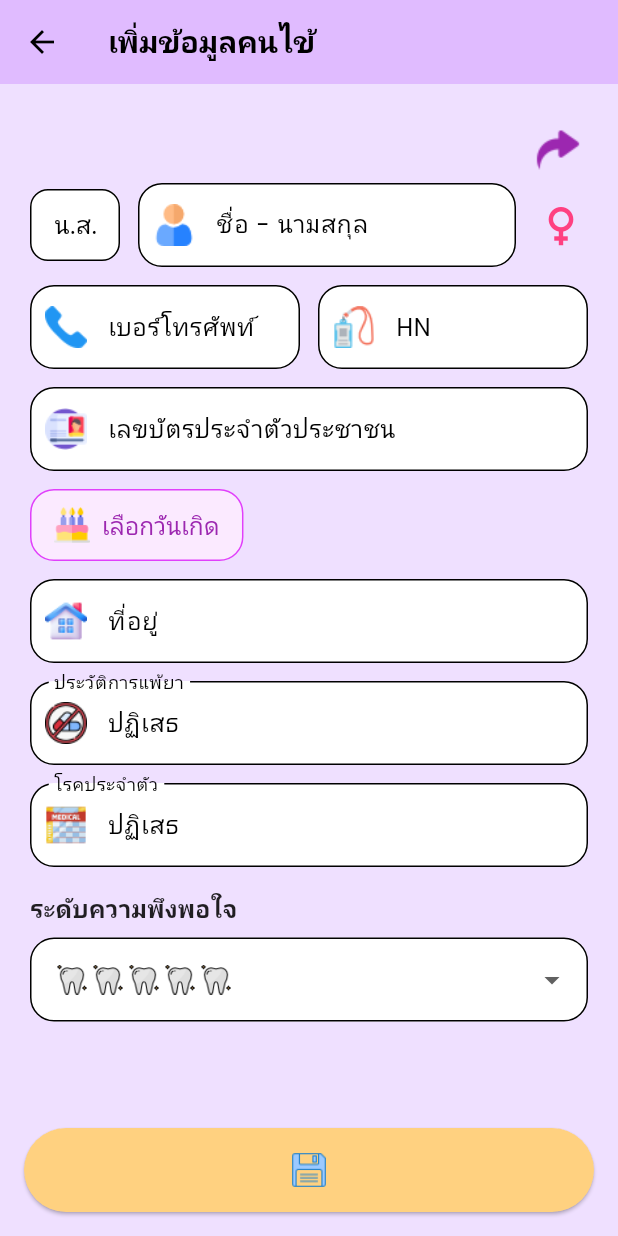
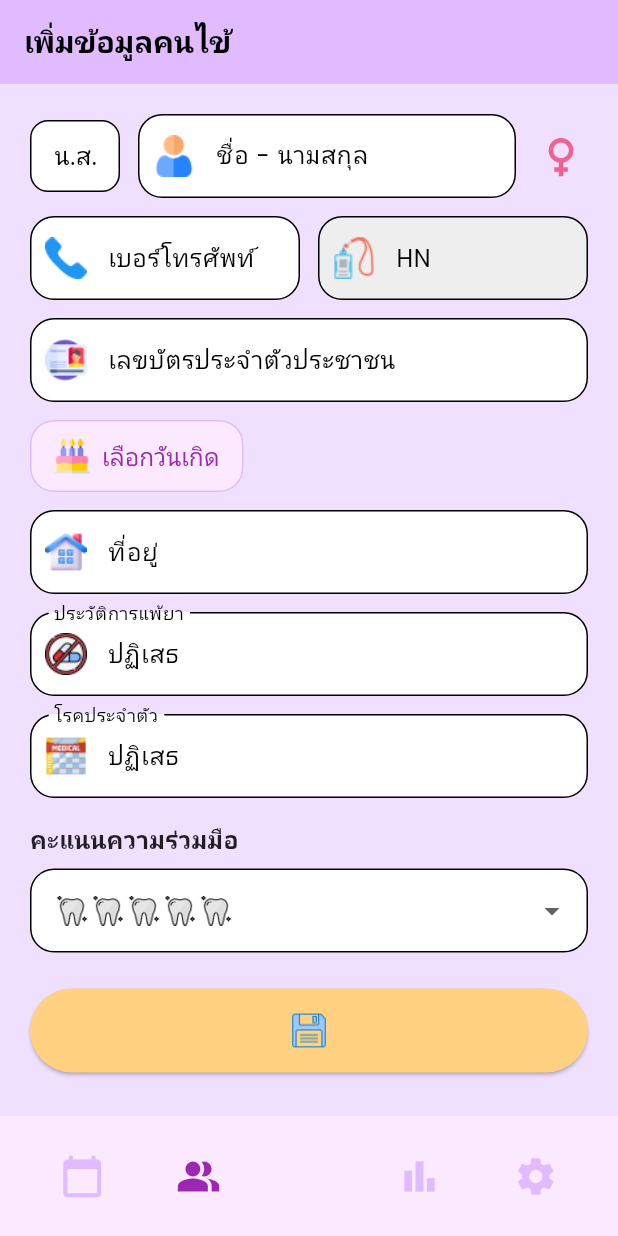
Before and after one commit to wiriyo/myDent, a Flutter app: the PatientAddScreen screen opened by its route, on a phone screen of 412 x 824 dp. Run offline on Flutter 3.47's test engine with Material 3 defaults, Android fonts, the phone set to English and light mode, and no system bars; our stand-ins replace cloud_firestore, firebase_auth, firebase_core, firebase_storage, image_picker, permission_handler and 2 more; accounts and stored records are empty; network calls fail.

Commit message:
complete treatment and patient

```diff
--- a/lib/models/patient.dart
+++ b/lib/models/patient.dart
@@ -1,12 +1,14 @@
-// v1.0.2 - Final
-// lib/models/patient.dart
+// ----------------------------------------------------------------
+// 📁 lib/models/patient.dart
+// v1.2.0 - ✨ Robust fromMap Factory
+// ----------------------------------------------------------------
 import 'package:cloud_firestore/cloud_firestore.dart';
 
 class Patient {
   final String patientId;
   final String name;
   final String prefix;
-  final String? hnNumber; // ✨ เพิ่ม hnNumber เข้ามาค่ะ
+  final String? hnNumber;
   final String? telephone;
   final String? address;
   final String? idCard;
@@ -21,7 +23,7 @@ class Patient {
     required this.patientId,
     required this.name,
     required this.prefix,
-    this.hnNumber, // ✨ เพิ่ม hnNumber เข้ามาค่ะ
+    this.hnNumber,
     this.telephone,
     this.address = '',
     this.idCard = '',
@@ -35,10 +37,9 @@ class Patient {
 
   Map<String, dynamic> toMap() {
     return {
-      'patientId': patientId,
       'name': name,
       'prefix': prefix,
-      'hn_number': hnNumber, // ✨ เพิ่ม hn_number สำหรับ Firestore ค่ะ
+      'hn_number': hnNumber,
       'telephone': telephone,
       'address': address,
       'idCard': idCard,
@@ -52,16 +53,27 @@ class Patient {
   }
 
   factory Patient.fromMap(Map<String, dynamic> map) {
+    // ✨ [FIXED v1.2] ทำให้การดึง ID แข็งแรงและฉลาดขึ้น
+    // เพื่อจัดการกับข้อมูลเก่าที่อาจมี field 'patientId' ที่เป็นค่าว่างบันทึกอยู่
+    String id = '';
+
+    // 1. ให้ความสำคัญกับ docId ที่ส่งมาจาก Service ก่อนเสมอ เพราะนี่คือ ID ที่แท้จริง
+    if (map['docId'] != null && (map['docId'] as String).isNotEmpty) {
+      id = map['docId'];
+    }
+    // 2. ถ้าไม่มี docId (อาจเป็นกรณีเก่ามากๆ) ให้ลองหาจาก patientId แต่ต้องไม่ใช่ค่าว่าง
+    else if (map['patientId'] != null && (map['patientId'] as String).isNotEmpty) {
+      id = map['patientId'];
+    }
+
     return Patient(
-      // ✨ ทำให้การดึง ID ยืดหยุ่นขึ้นค่ะ
-      patientId: map['patientId'] ?? map['docId'] ?? '',
+      patientId: id,
       name: map['name'] ?? '',
       prefix: map['prefix'] ?? '',
-      hnNumber: map['hn_number'], // ✨ เพิ่มการดึง hn_number ค่ะ
+      hnNumber: map['hn_number'],
       telephone: map['telephone'],
       address: map['address'],
       idCard: map['idCard'],
-      // ✨ ทำให้การแปลงวันที่ยืดหยุ่นขึ้นค่ะ
       birthDate: map['birthDate'] is Timestamp
                  ? (map['birthDate'] as Timestamp).toDate()
                  : (map['birthDate'] is String ? DateTime.tryParse(map['birthDate']) : null),
--- a/lib/screens/patient_add.dart
+++ b/lib/screens/patient_add.dart
@@ -1,14 +1,16 @@
 // ----------------------------------------------------------------
 // 📁 lib/screens/patient_add.dart
-// v1.2.0 - ✨ อัปเกรดให้เรียกใช้ "หัวหน้าเชฟ" (Provider)
+// v2.2.0 - ✨ ปรับปรุง UI ของช่อง HN
 // ----------------------------------------------------------------
 import 'package:flutter/material.dart';
 import 'package:flutter/services.dart';
-import 'package:provider/provider.dart'; // ✨ [NEW v1.2] import Provider
+import 'package:provider/provider.dart';
 import '../models/patient.dart';
 import '../models/prefix.dart';
-import '../providers/patient_provider.dart'; // ✨ [NEW v1.2] import พ่อครัวของเรา
+import '../providers/patient_provider.dart';
 import '../services/prefix_service.dart';
+import '../styles/app_theme.dart';
+import '../widgets/custom_bottom_nav_bar.dart';
 
 class PatientAddScreen extends StatefulWidget {
   final Patient? patient;
@@ -35,19 +37,39 @@ class _PatientAddScreenState extends State<PatientAddScreen> {
   bool _isEditing = false;
   String _selectedGender = 'หญิง';
 
-  // ✨ [REMOVED v1.2] ไม่ต้องสร้าง Service เองแล้ว เชฟจัดการให้
-  // final PatientService _patientService = PatientService();
+  Patient? _editingPatient;
+
+  bool _isDataInitialized = false;
 
   @override
   void initState() {
     super.initState();
-    if (widget.patient != null) {
+  }
+
+  @override
+  void didChangeDependencies() {
+    super.didChangeDependencies();
+    if (!_isDataInitialized) {
+      Patient? initialPatient = widget.patient;
+
+      if (initialPatient == null) {
+        final args = ModalRoute.of(context)?.settings.arguments;
+        if (args is Patient) {
+          initialPatient = args;
+        }
+      }
+
+      if (initialPatient != null) {
         _isEditing = true;
-      _populateFields(widget.patient!);
+        _editingPatient = initialPatient;
+        _populateFields(initialPatient);
       } else {
         _prefixController.text = 'น.ส.';
         _allergyController.text = 'ปฏิเสธ';
         _diseaseController.text = 'ปฏิเสธ';
+      }
+
+      _isDataInitialized = true;
     }
   }
 
@@ -107,7 +129,6 @@ class _PatientAddScreenState extends State<PatientAddScreen> {
     super.dispose();
   }
 
-  // ✨ [NEW v1.2] สร้างเมธอดสำหรับแสดงข้อความแจ้งเตือน
   void _showSnackBar(String message, {bool isError = false}) {
     if (mounted) {
       ScaffoldMessenger.of(context).showSnackBar(
@@ -124,7 +145,7 @@ class _PatientAddScreenState extends State<PatientAddScreen> {
       crossAxisAlignment: CrossAxisAlignment.start,
       children: [
         const Text(
-          'ระดับความพึงพอใจ',
+          'คะแนนความร่วมมือ',
           style: TextStyle(fontSize: 16, fontWeight: FontWeight.bold),
         ),
         const SizedBox(height: 8),
@@ -169,45 +190,26 @@ class _PatientAddScreenState extends State<PatientAddScreen> {
 
   @override
   Widget build(BuildContext context) {
-    // ✨ [NEW v1.2] ห่อด้วย ChangeNotifierProvider เพื่อให้ Widget ข้างในเรียกใช้เชฟได้
     return ChangeNotifierProvider(
       create: (_) => PatientProvider(),
       child: Scaffold(
         appBar: AppBar(
+          automaticallyImplyLeading: false,
           title: Text(_isEditing ? "แก้ไขข้อมูลคนไข้" : "เพิ่มข้อมูลคนไข้"),
-          backgroundColor: const Color(0xFFE0BBFF),
+          backgroundColor: AppTheme.primaryLight,
           elevation: 0,
         ),
-        backgroundColor: const Color(0xFFEFE0FF),
-        // ✨ [NEW v1.2] ใช้ Consumer เพื่อคอยฟังสถานะจากเชฟ
+        backgroundColor: AppTheme.background,
         body: Consumer<PatientProvider>(
           builder: (context, provider, child) {
             return AbsorbPointer(
-              absorbing: provider.isLoading, // ถ้าเชฟกำลังทำงาน จะกดปุ่มอื่นไม่ได้
+              absorbing: provider.isLoading,
               child: Padding(
                 padding: const EdgeInsets.only(top: 20.0, left: 20.0, right: 20.0),
                 child: Form(
                   key: _formKey,
                   child: ListView(
                     children: [
-                      // ... (UI ส่วนบนเหมือนเดิม) ...
-                      Row(
-                        children: [
-                          const Spacer(),
-                          GestureDetector(
-                            onTap: () => Navigator.pop(context),
-                            child: Padding(
-                              padding: const EdgeInsets.only(top: 8.0, right: 4),
-                              child: Image.asset(
-                                'assets/icons/back.png',
-                                width: 32,
-                                color: Colors.purple,
-                              ),
-                            ),
-                          ),
-                        ],
-                      ),
-                      const SizedBox(height: 6),
                       Row(
                         children: [
                           SizedBox(
@@ -324,8 +326,8 @@ class _PatientAddScreenState extends State<PatientAddScreen> {
                                     value == 'หญิง' ? Icons.female : Icons.male,
                                     color:
                                         value == 'หญิง'
-                                            ? Colors.pinkAccent
-                                            : Colors.blueAccent,
+                                            ? AppTheme.iconFemale
+                                            : AppTheme.iconMale,
                                     size: 36,
                                   ),
                                 );
@@ -339,8 +341,8 @@ class _PatientAddScreenState extends State<PatientAddScreen> {
                                       value == 'หญิง' ? Icons.female : Icons.male,
                                       color:
                                           value == 'หญิง'
-                                              ? Colors.pinkAccent
-                                              : Colors.blueAccent,
+                                              ? AppTheme.iconFemale
+                                              : AppTheme.iconMale,
                                       size: 28,
                                     ),
                                   );
@@ -364,10 +366,14 @@ class _PatientAddScreenState extends State<PatientAddScreen> {
                             ),
                           ),
                           const SizedBox(width: 12),
+                          // ✨ [UI-CHANGED v2.2] ปรับปรุงการแสดงผลช่อง HN
                           Expanded(
                             child: _buildTextField(
                               'HN',
                               _hnController,
+                              readOnly: true, // ทำให้แก้ไขไม่ได้
+                              // ถ้าเป็นการเพิ่มใหม่จะแสดงข้อความ, ถ้าแก้ไขจะแสดง HN เดิม
+                              hintText: _isEditing ? null : 'สร้างอัตโนมัติ',
                             ),
                           ),
                         ],
@@ -396,15 +402,15 @@ class _PatientAddScreenState extends State<PatientAddScreen> {
                               style: const TextStyle(fontSize: 16),
                             ),
                             style: TextButton.styleFrom(
-                              backgroundColor: const Color(0xFFFBEAFF),
-                              foregroundColor: Colors.purple,
+                              backgroundColor: AppTheme.bottomNav,
+                              foregroundColor: AppTheme.primary,
                               padding: const EdgeInsets.symmetric(
                                 horizontal: 16,
                                 vertical: 12,
                               ),
                               shape: RoundedRectangleBorder(
                                 borderRadius: BorderRadius.circular(16),
-                                side: const BorderSide(color: Colors.purpleAccent),
+                                side: BorderSide(color: AppTheme.primaryLight),
                               ),
                             ),
                           ),
@@ -415,9 +421,9 @@ class _PatientAddScreenState extends State<PatientAddScreen> {
                                 vertical: 8,
                               ),
                               decoration: BoxDecoration(
-                                color: Colors.purple.shade50,
+                                color: AppTheme.primary.withOpacity(0.1),
                                 borderRadius: BorderRadius.circular(20),
-                                border: Border.all(color: Colors.purple.shade200),
+                                border: Border.all(color: AppTheme.primaryLight),
                               ),
                               child: Row(
                                 children: [
@@ -432,7 +438,7 @@ class _PatientAddScreenState extends State<PatientAddScreen> {
                                     style: const TextStyle(
                                       fontFamily: 'Poppins',
                                       fontWeight: FontWeight.bold,
-                                      color: Colors.deepPurple,
+                                      color: AppTheme.primary,
                                     ),
                                   ),
                                 ],
@@ -448,6 +454,9 @@ class _PatientAddScreenState extends State<PatientAddScreen> {
                       _buildTextField('โรคประจำตัว', _diseaseController),
                       const SizedBox(height: 16),
                       _buildRatingDropdown(),
+                      const SizedBox(height: 24),
+                      _buildActionButtons(provider),
+                      const SizedBox(height: 24),
                     ],
                   ),
                 ),
@@ -455,18 +464,18 @@ class _PatientAddScreenState extends State<PatientAddScreen> {
             );
           }
         ),
-        bottomNavigationBar: Padding(
-          padding: const EdgeInsets.all(16.0),
-          // ✨ [NEW v1.2] ใช้ Consumer เพื่อเข้าถึง provider ตอนกดปุ่ม
-          child: Consumer<PatientProvider>(
-            builder: (context, provider, child) {
+        bottomNavigationBar: const CustomBottomNavBar(selectedIndex: 1),
+      ),
+    );
+  }
+
+  Widget _buildActionButtons(PatientProvider provider) {
     return Row(
       children: [
         Expanded(
           child: ElevatedButton(
             onPressed: provider.isLoading ? null : () async {
               if (_formKey.currentState!.validate()) {
-                          // ... (ส่วนของ Dialog ยืนยันเหมือนเดิม) ...
                 final confirm = await showDialog<bool>(
                   context: context,
                   builder:
@@ -490,10 +499,16 @@ class _PatientAddScreenState extends State<PatientAddScreen> {
 
                 if (confirm != true) return;
 
+                if (_isEditing && (_editingPatient?.patientId ?? '').isEmpty) {
+                  _showSnackBar('เกิดข้อผิดพลาด: ไม่พบ ID ของคนไข้', isError: true);
+                  return;
+                }
+
                 final patient = Patient(
-                            patientId: _isEditing ? widget.patient!.patientId : '',
+                  patientId: _isEditing ? _editingPatient!.patientId : '',
                   prefix: _prefixController.text.trim(),
                   name: _nameController.text.trim(),
+                  // ✨ [CHANGED v2.2] ส่ง HN จาก controller ไปด้วย (สำหรับโหมดแก้ไข)
                   hnNumber: _hnController.text.trim(),
                   telephone: _phoneController.text.trim(),
                   address: _addressController.text.trim(),
@@ -523,7 +538,6 @@ class _PatientAddScreenState extends State<PatientAddScreen> {
                 borderRadius: BorderRadius.circular(30),
               ),
             ),
-                      // ✨ [CHANGED v1.2] แสดง Loading Indicator บนปุ่ม
             child: provider.isLoading
                 ? const SizedBox(width: 24, height: 24, child: CircularProgressIndicator(color: Colors.black54))
                 : Image.asset('assets/icons/save.png', width: 24, height: 24),
@@ -534,7 +548,6 @@ class _PatientAddScreenState extends State<PatientAddScreen> {
           Expanded(
             child: ElevatedButton(
               onPressed: provider.isLoading ? null : () async {
-                          // ... (ส่วนของ Dialog ยืนยันเหมือนเดิม) ...
                 final confirm = await showDialog<bool>(
                   context: context,
                   builder:
@@ -558,13 +571,17 @@ class _PatientAddScreenState extends State<PatientAddScreen> {
 
                 if (confirm != true) return;
 
-                          final success = await provider.deletePatient(widget.patient!.patientId);
+                if (_editingPatient != null && _editingPatient!.patientId.isNotEmpty) {
+                  final success = await provider.deletePatient(_editingPatient!.patientId);
 
                   if (success) {
                      _showSnackBar('ลบข้อมูลสำเร็จแล้วค่ะ!');
-                             Navigator.pop(context, true);
+                     Navigator.of(context).pushNamedAndRemoveUntil('/patients', (Route<dynamic> route) => false);
                   } else {
                      _showSnackBar(provider.error ?? 'เกิดข้อผิดพลาดที่ไม่รู้จัก', isError: true);
+                  }
+                } else {
+                  _showSnackBar('เกิดข้อผิดพลาด: ไม่พบ ID ของคนไข้ที่จะลบ', isError: true);
                 }
               },
               style: ElevatedButton.styleFrom(
@@ -575,7 +592,7 @@ class _PatientAddScreenState extends State<PatientAddScreen> {
                 ),
               ),
               child: provider.isLoading
-                            ? const SizedBox.shrink() // ซ่อนไปเลยถ้ากำลังโหลดอย่างอื่น
+                  ? const SizedBox.shrink()
                   : Image.asset('assets/icons/delete.png', width: 24, height: 24),
             ),
           ),
@@ -583,27 +600,31 @@ class _PatientAddScreenState extends State<PatientAddScreen> {
       ],
     );
   }
-          ),
-        ),
-      ),
-    );
-  }
 
+  // ✨ [UI-CHANGED v2.2] ปรับปรุงเมธอดให้รับ readOnly และ hintText ได้
   Widget _buildTextField(
     String label,
     TextEditingController controller, {
     TextInputType? keyboardType,
     List<TextInputFormatter>? inputFormatters,
     String? Function(String?)? validator,
+    bool readOnly = false,
+    String? hintText,
   }) {
     return TextFormField(
       controller: controller,
       keyboardType: keyboardType,
       inputFormatters: inputFormatters,
       validator: validator,
-      style: const TextStyle(fontFamily: 'Poppins'),
+      readOnly: readOnly,
+      style: TextStyle(
+        fontFamily: 'Poppins',
+        // ถ้าเป็น readOnly ให้สีเทาๆ จะได้ดูเหมือนแก้ไขไม่ได้ค่ะ
+        color: readOnly ? Colors.grey.shade700 : Colors.black,
+      ),
       decoration: InputDecoration(
         labelText: label,
+        hintText: hintText, // แสดงข้อความแนะนำ
         prefixIcon: Padding(
           padding: const EdgeInsets.all(10),
           child: Image.asset(
@@ -629,7 +650,8 @@ class _PatientAddScreenState extends State<PatientAddScreen> {
           ),
         ),
         filled: true,
-        fillColor: Colors.white,
+        // ถ้าเป็น readOnly ให้พื้นหลังเป็นสีเทาอ่อนๆ ค่ะ
+        fillColor: readOnly ? Colors.grey.shade200 : Colors.white,
         border: OutlineInputBorder(
           borderRadius: BorderRadius.circular(16),
           borderSide: const BorderSide(color: Color(0xFF6A4DBA)),
```
Also changed, not shown: lib/providers/patient_provider.dart (+7 -11 lines), lib/screens/patient_detail.dart (+32 -95 lines), lib/screens/patients_screen.dart (+53 -43 lines), lib/services/medical_image_service.dart (+28 -8 lines), lib/services/patient_service.dart (+76 -29 lines), lib/widgets/custom_bottom_nav_bar.dart (+23 -5 lines). Lines whose indentation alone changed are shown as unchanged.
